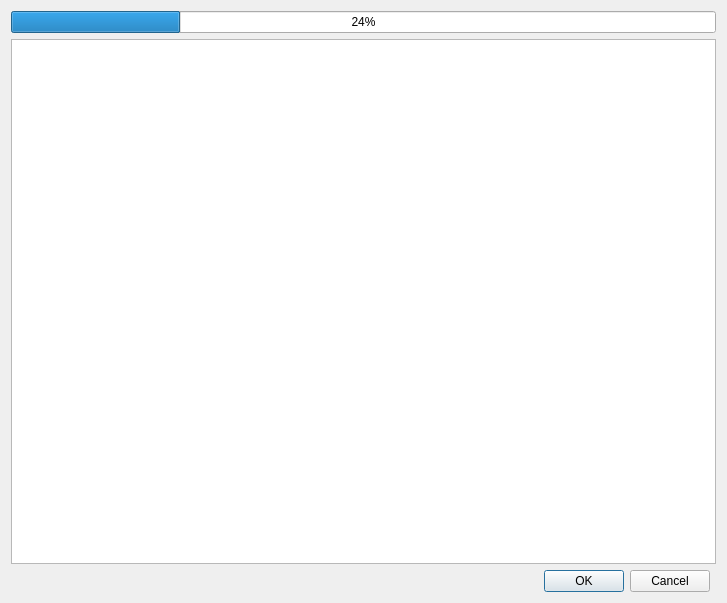
First picture: the form in FuelNameDialog/viewfuelnamedialog.ui, repository rust3128/iMpos, before the edit.
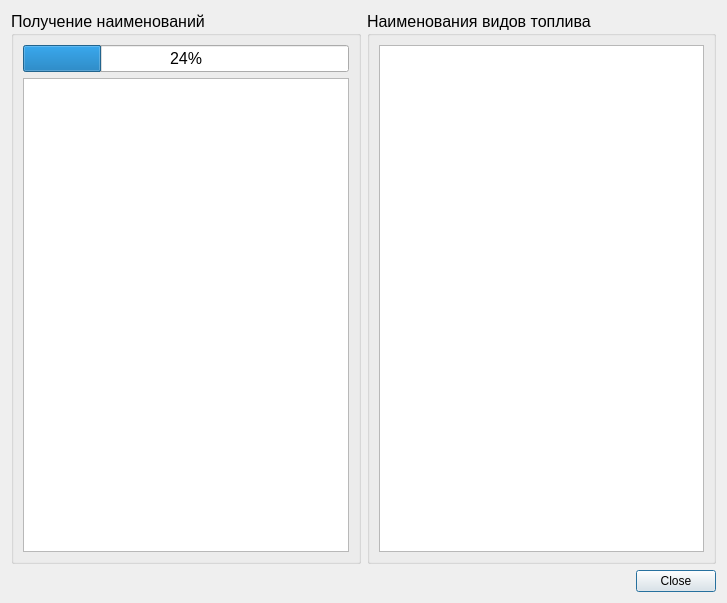
Second picture: the form after the edit.

Patch:
```diff
--- a/FuelNameDialog/viewfuelnamedialog.ui
+++ b/FuelNameDialog/viewfuelnamedialog.ui
@@ -13,34 +13,98 @@
   <property name="windowTitle">
    <string>Dialog</string>
   </property>
-  <layout class="QGridLayout" name="gridLayout">
-   <item row="2" column="0">
+  <layout class="QGridLayout" name="gridLayout_3">
+   <item row="0" column="0">
+    <widget class="QGroupBox" name="groupBoxProgress">
+     <property name="font">
+      <font>
+       <pointsize>12</pointsize>
+      </font>
+     </property>
+     <property name="title">
+      <string>Получение наименований</string>
+     </property>
+     <property name="flat">
+      <bool>false</bool>
+     </property>
+     <property name="checkable">
+      <bool>false</bool>
+     </property>
+     <layout class="QGridLayout" name="gridLayout">
+      <item row="0" column="0">
+       <widget class="QProgressBar" name="progressBarGetFuel">
+        <property name="value">
+         <number>24</number>
+        </property>
+        <property name="orientation">
+         <enum>Qt::Horizontal</enum>
+        </property>
+        <property name="invertedAppearance">
+         <bool>false</bool>
+        </property>
+       </widget>
+      </item>
+      <item row="1" column="0">
+       <widget class="QTableWidget" name="tableWidget">
+        <property name="frameShape">
+         <enum>QFrame::StyledPanel</enum>
+        </property>
+        <property name="frameShadow">
+         <enum>QFrame::Sunken</enum>
+        </property>
+        <property name="lineWidth">
+         <number>1</number>
+        </property>
+        <property name="midLineWidth">
+         <number>0</number>
+        </property>
+        <property name="editTriggers">
+         <set>QAbstractItemView::NoEditTriggers</set>
+        </property>
+        <property name="selectionMode">
+         <enum>QAbstractItemView::NoSelection</enum>
+        </property>
+        <property name="iconSize">
+         <size>
+          <width>32</width>
+          <height>32</height>
+         </size>
+        </property>
+        <property name="cornerButtonEnabled">
+         <bool>true</bool>
+        </property>
+       </widget>
+      </item>
+     </layout>
+    </widget>
+   </item>
+   <item row="0" column="1">
+    <widget class="QGroupBox" name="groupBoxView">
+     <property name="font">
+      <font>
+       <pointsize>12</pointsize>
+      </font>
+     </property>
+     <property name="title">
+      <string>Наименования видов топлива</string>
+     </property>
+     <layout class="QGridLayout" name="gridLayout_2">
+      <item row="0" column="0">
+       <widget class="QTableWidget" name="tableWidgetView">
+        <property name="font">
+         <font>
+          <pointsize>10</pointsize>
+         </font>
+        </property>
+       </widget>
+      </item>
+     </layout>
+    </widget>
+   </item>
+   <item row="1" column="0" colspan="2">
     <widget class="QDialogButtonBox" name="buttonBox">
      <property name="standardButtons">
-      <set>QDialogButtonBox::Cancel|QDialogButtonBox::Ok</set>
-     </property>
-    </widget>
-   </item>
-   <item row="1" column="0" colspan="2">
-    <widget class="QTableWidget" name="tableWidget">
-     <property name="iconSize">
-      <size>
-       <width>32</width>
-       <height>32</height>
-      </size>
-     </property>
-    </widget>
-   </item>
-   <item row="0" column="0" colspan="2">
-    <widget class="QProgressBar" name="progressBarGetFuel">
-     <property name="value">
-      <number>24</number>
-     </property>
-     <property name="orientation">
-      <enum>Qt::Horizontal</enum>
-     </property>
-     <property name="invertedAppearance">
-      <bool>false</bool>
+      <set>QDialogButtonBox::Close</set>
      </property>
     </widget>
    </item>
```
